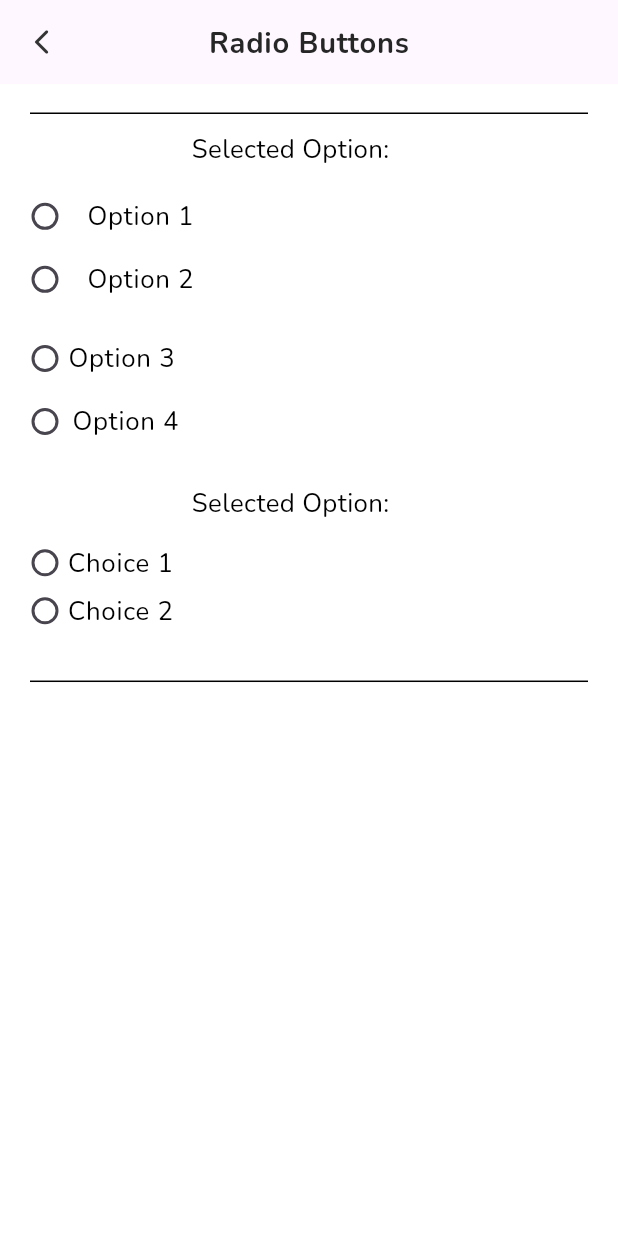
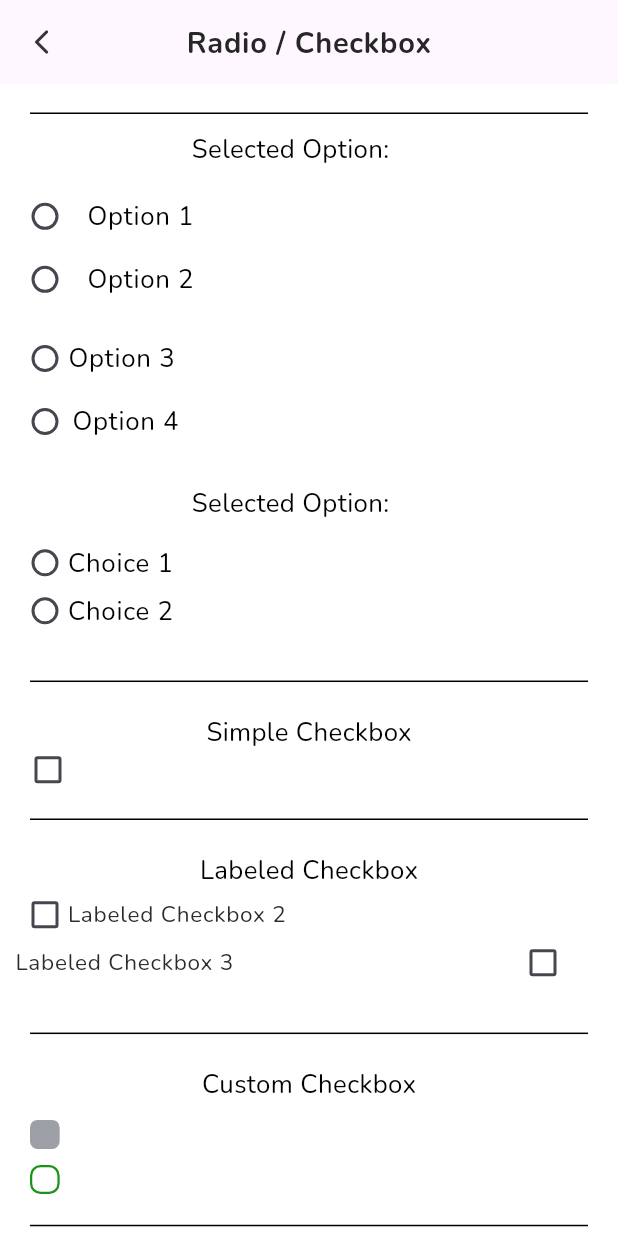
Before and after one commit to helium390/fl_my_awesome, a Flutter app: the RadioPage screen opened directly, on a phone screen of 412 x 824 dp. Run offline on Flutter 3.47's test engine with Material 3 defaults, Android fonts, the light colour scheme and no system bars; our stand-ins replace flutter_screenutil, flutter_svg, fluttertoast, get, get_storage, google_fonts and 3 more; accounts and stored records are empty.

Commit message:
Added checkbox.

```diff
--- a/lib/core/utils/app_assets.dart
+++ b/lib/core/utils/app_assets.dart
@@ -19,6 +19,7 @@ class IconsInAssets {
   String get verifyOk => "assets/icons/ic_verify_ok.svg";
   String get verifyNo => "assets/icons/ic_verify_no.svg";
   String get delete => "assets/icons/ic_delete.svg";
+  String get verify => "assets/icons/ic_verify.svg";
 }
 
 class Lotties {
--- a/lib/core/utils/app_colors.dart
+++ b/lib/core/utils/app_colors.dart
@@ -12,6 +12,7 @@ class AppColor {
 
   static const grey1 = Color(0xFF666666);
   static const grey3 = Color(0xFFE8E7E7);
+  static const grey11 = Color(0xFF9CA0A6);
 
   static const grBorder = Color(0xFFCBCBCB);
 
--- a/lib/presentation/pages/home/home_page.dart
+++ b/lib/presentation/pages/home/home_page.dart
@@ -77,7 +77,7 @@ class HomePage extends StatelessWidget {
                   ),
                   20.ph,
                   CustomButton(
-                    text: 'Radio Buttons',
+                    text: 'Radio / Checkbox',
                     onPress: () {
                       Get.to(() => RadioPage());
                     },
--- a/lib/presentation/pages/radio/radio_controller.dart
+++ b/lib/presentation/pages/radio/radio_controller.dart
@@ -33,6 +33,31 @@ class RadioController extends GetxController {
     update();
   }
 
+  var check1 = false;
+  var check2 = false;
+  var check3 = false;
+  bool termsCondition = false;
+
+  void setCheck1(check) {
+    check1 = check;
+    update();
+  }
+
+  void setCheck2(check) {
+    check2 = check;
+    update();
+  }
+
+  void setCheck3(check) {
+    check3 = check;
+    update();
+  }
+
+  void checkTermsCondition() {
+    termsCondition = !termsCondition;
+    update();
+  }
+
   /// Others -------------------------------------------------------------------
   void changeLoading() {
     isLoading = !isLoading;
--- a/lib/presentation/pages/radio/radio_page.dart
+++ b/lib/presentation/pages/radio/radio_page.dart
@@ -5,6 +5,7 @@ import 'package:get/get.dart';
 
 import '../../../core/utils/app_colors.dart';
 import '../../../core/utils/app_styles.dart';
+import '../../widgets/custom_checkbox.dart';
 import '../../widgets/dividers.dart';
 import 'radio_controller.dart';
 
@@ -25,10 +26,11 @@ class RadioPage extends StatelessWidget {
               ),
               onPressed: () => Get.back(),
             ),
-            title: Text('Radio Buttons'),
+            title: Text('Radio / Checkbox'),
             centerTitle: true,
           ),
-          body: SingleChildScrollView(
+          body: SafeArea(
+            child: SingleChildScrollView(
               child: Padding(
                 padding: const EdgeInsets.all(20.0),
                 child: Column(
@@ -159,7 +161,113 @@ class RadioPage extends StatelessWidget {
                     20.ph,
                     Dividers.divider0h1tBlack(),
                     20.ph,
+                    Center(
+                      child: Text(
+                        'Simple Checkbox',
+                        style: AppStyles.text16sp400black,
+                      ),
+                    ),
+                    SizedBox(
+                      height: 24.0,
+                      width: 24.0,
+                      child: Checkbox(
+                        value: controller.check1,
+                        onChanged: (val) {
+                          controller.setCheck1(val ?? false);
+                        },
+                      ),
+                    ),
+                    20.ph,
+                    Dividers.divider0h1tBlack(),
+                    20.ph,
+                    Center(
+                      child: Text(
+                        'Labeled Checkbox',
+                        style: AppStyles.text16sp400black,
+                      ),
+                    ),
+                    10.ph,
+                    Theme(
+                      data: Theme.of(context).copyWith(
+                        listTileTheme: ListTileThemeData(
+                          contentPadding: EdgeInsets.zero,
+                          dense: true,
+                          minVerticalPadding: 0,
+                          horizontalTitleGap: 3,
+                          visualDensity:
+                              const VisualDensity(horizontal: -4, vertical: -4),
+                        ),
+                      ),
+                      child: Transform(
+                        transform: Matrix4.translationValues(-10.0, -10.0, 0.0),
+                        child: Column(
+                          children: [
+                            CheckboxListTile(
+                              title: Text(
+                                'Labeled Checkbox 2',
+                                style: AppStyles.text14sp400black1,
+                              ),
+                              value: controller.check2,
+                              onChanged: (val) {
+                                controller.setCheck2(val ?? false);
+                              },
+                              controlAffinity: ListTileControlAffinity.leading,
+                            ),
+                            CheckboxListTile(
+                              title: Text(
+                                'Labeled Checkbox 3',
+                                style: AppStyles.text14sp400black1,
+                              ),
+                              value: controller.check3,
+                              onChanged: (val) {
+                                controller.setCheck3(val ?? false);
+                              },
+                            ),
                           ],
+                        ),
+                      ),
+                    ),
+                    20.ph,
+                    Dividers.divider0h1tBlack(),
+                    20.ph,
+                    Center(
+                      child: Text(
+                        'Custom Checkbox',
+                        style: AppStyles.text16sp400black,
+                      ),
+                    ),
+                    10.ph,
+                    CustomCheckbox(
+                      checked: controller.termsCondition,
+                      function: () {
+                        controller.checkTermsCondition();
+                      },
+                    ),
+                    10.ph,
+                    CustomCheckbox(
+                      checked: controller.termsCondition,
+                      function: () {
+                        controller.checkTermsCondition();
+                      },
+                      borderRadius: 7,
+                      borderWidth: 1.5,
+                      checkedBorderColor: AppColor.green1,
+                      checkedFillColor: AppColor.green1,
+                      uncheckedBorderColor: AppColor.green1,
+                      uncheckedFillColor: AppColor.white,
+                      childIcon: Center(
+                        child: Icon(
+                          Icons.radio_button_checked_outlined,
+                          color: Colors.white,
+                          size: 12,
+                        ),
+                      ),
+                    ),
+                    20.ph,
+                    Dividers.divider0h1tBlack(),
+                    20.ph,
+                  ],
+                ),
               ),
             ),
           ),
--- /dev/null
+++ b/lib/presentation/widgets/custom_checkbox.dart
@@ -0,0 +1,68 @@
+import 'package:flutter/material.dart';
+import 'package:flutter_screenutil/flutter_screenutil.dart';
+import 'package:flutter_svg/svg.dart';
+
+import '../../config/extensions.dart';
+import '../../core/utils/app_assets.dart';
+import '../../core/utils/app_colors.dart';
+
+class CustomCheckbox extends StatelessWidget {
+  final bool checked;
+  final void Function()? function;
+
+  final Color checkedFillColor;
+  final Color uncheckedFillColor;
+  final Color checkedBorderColor;
+  final Color uncheckedBorderColor;
+  final double borderWidth;
+  final double borderRadius;
+  final Widget? childIcon;
+
+  const CustomCheckbox({
+    required this.function,
+    this.checked = false,
+    this.checkedFillColor = AppColor.blue3,
+    this.uncheckedFillColor = AppColor.grey11,
+    this.checkedBorderColor = AppColor.blue3,
+    this.uncheckedBorderColor = AppColor.grey11,
+    this.borderWidth = 1.0,
+    this.borderRadius = 5.0,
+    this.childIcon,
+    super.key,
+  });
+
+  @override
+  Widget build(BuildContext context) {
+    return AnimatedSwitcher(
+      switchInCurve: Curves.elasticOut,
+      switchOutCurve: Curves.elasticOut,
+      duration: const Duration(milliseconds: 350),
+      child: GestureDetector(
+        onTap: function,
+        behavior: HitTestBehavior.translucent,
+        child: Container(
+          key: ValueKey(checked),
+          padding: const EdgeInsets.all(2),
+          height: 18.h,
+          width: 18.w,
+          decoration: BoxDecoration(
+            borderRadius: BorderRadius.circular(borderRadius),
+            color: checked ? checkedFillColor : uncheckedFillColor,
+            border: Border.all(
+              color: checked ? checkedBorderColor : uncheckedBorderColor,
+              width: borderWidth,
+            ),
+          ),
+          child: checked
+              ? childIcon ??
+                  SvgPicture.asset(
+                    AppAssets.icons.verify,
+                    colorFilter:
+                        const ColorFilter.mode(Colors.white, BlendMode.srcIn),
+                  )
+              : 0.ph,
+        ),
+      ),
+    );
+  }
+}
--- a/pubspec.yaml
+++ b/pubspec.yaml
@@ -15,7 +15,7 @@ dependencies:
 
   #UI
   flutter_screenutil: ^5.9.3
-  google_fonts: ^6.2.1
+  google_fonts: ^6.3.2
   fluttertoast: ^8.2.12
   flutter_svg: ^2.2.0
 
```
Also changed, not shown: assets/icons/ic_verify.svg (added), pubspec.lock. Lines whose indentation alone changed are shown as unchanged.
